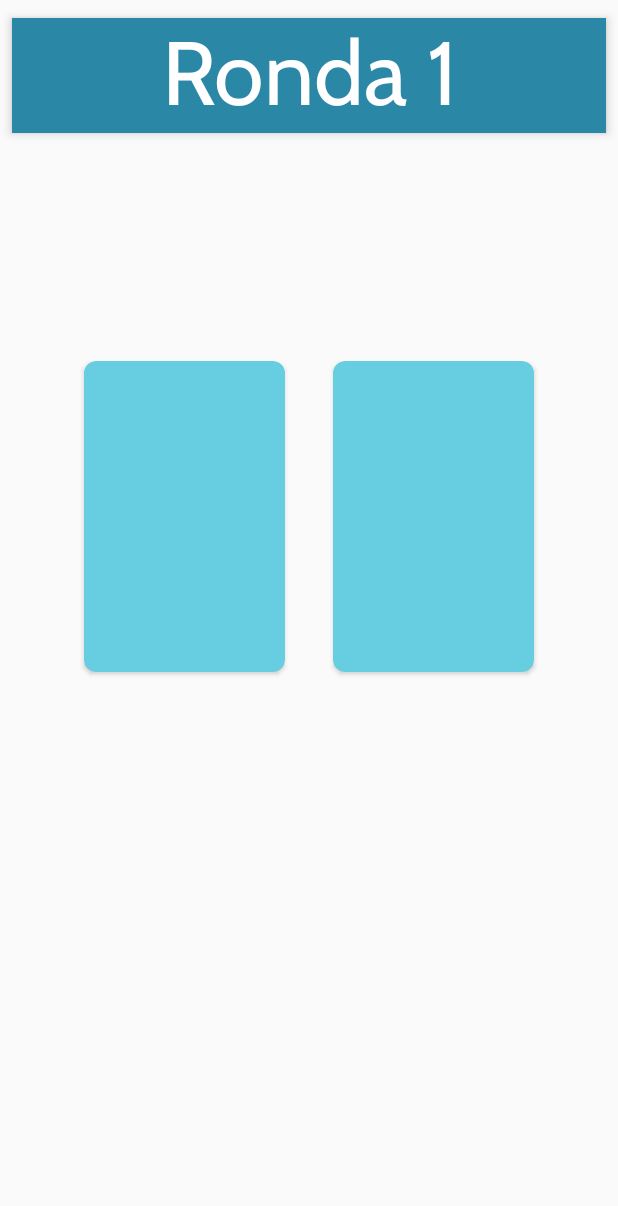
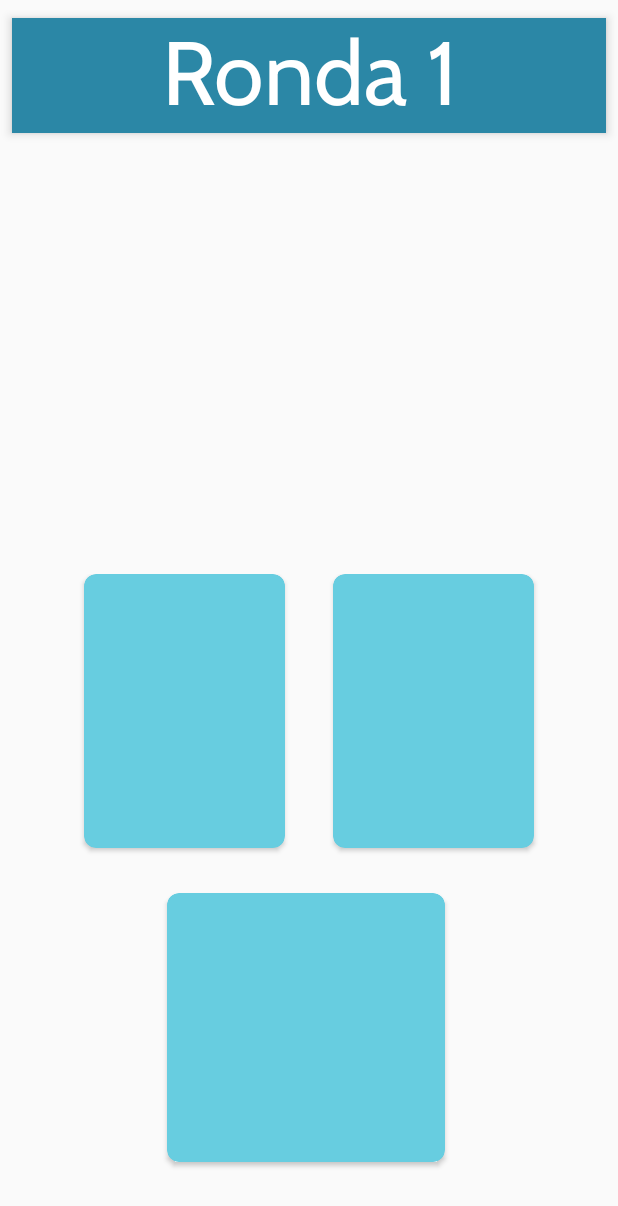
Before and after one commit to johnArdilaC/Spunky_kotlin, an Android app: the PreguntaActivity screen opened directly, with no data from a screen before it, on a phone screen of 412 x 824 dp. Shown: the top 1206 px of the screen. Run offline under Robolectric (Android 15) with nearby library versions, the phone set to English and light mode, and no system bars; our stand-ins replace Firebase (no records; nobody signed in at launch, a user with empty details on screens opened directly); 3 statements that could not run were skipped.

Commit message:
ajustes relaitve layout

```diff
--- a/app/src/main/java/com/ppg/spunky_kotlin/EnviarRetoActivity.java
+++ b/app/src/main/java/com/ppg/spunky_kotlin/EnviarRetoActivity.java
@@ -16,6 +16,7 @@ import android.support.v7.app.AlertDialog;
 import android.support.v7.app.AppCompatActivity;
 import android.util.Log;
 import android.view.View;
+import android.view.WindowManager;
 import android.widget.Button;
 import android.widget.EditText;
 import android.widget.Toast;
@@ -28,6 +29,8 @@ public class EnviarRetoActivity extends AppCompatActivity {
     @Override
     public void onCreate(@Nullable Bundle savedInstanceState) {
         super.onCreate(savedInstanceState);
+        getWindow().setSoftInputMode(
+                WindowManager.LayoutParams.SOFT_INPUT_STATE_ALWAYS_HIDDEN);
         setContentView(R.layout.activity_retoenviado);
         findViewById();
         implementListeners();
--- a/app/src/main/java/com/ppg/spunky_kotlin/PreguntaActivity.kt
+++ b/app/src/main/java/com/ppg/spunky_kotlin/PreguntaActivity.kt
@@ -170,7 +170,6 @@ class PreguntaActivity : AppCompatActivity(), View.OnClickListener, SensorEventL
         val preguntasSiguientes = IntArray(preguntas.size - 1)
 
         val extras = Bundle()
-        extras.putIntArray(EscogerGrupoActivity.Constants.PREGUNTAS, preguntasSiguientes)
         extras.putInt(EscogerGrupoActivity.Constants.PUNTAJE, puntaje)
 
         if (preguntas.size > 1) {
@@ -178,6 +177,7 @@ class PreguntaActivity : AppCompatActivity(), View.OnClickListener, SensorEventL
                 preguntasSiguientes[i - 1] = preguntas[i]
             }
             val intent = Intent(this, PreguntaActivity::class.java)
+            extras.putIntArray(EscogerGrupoActivity.Constants.PREGUNTAS, preguntasSiguientes)
             intent.putExtras(extras)
             startActivity(intent)
             finish()
@@ -292,12 +292,12 @@ class PreguntaActivity : AppCompatActivity(), View.OnClickListener, SensorEventL
                 }
             } else {
                 val r = Math.round(Math.toDegrees(Math.atan2(g[0], g[1]))).toInt()
-                    if (r < -5 ) {
+                    if (r < -8 ) {
                         println("Tilt right $inclination $r $x  $y $z")
                         validar(card_b)
                         mSensorManager!!.unregisterListener(this)
                     }
-                    if (r > 7) {
+                    if (r > 8) {
                         println("Tilt left $inclination  $r $x  $y $z")
                         validar(card_a)
                         mSensorManager!!.unregisterListener(this)
--- a/app/src/main/java/com/ppg/spunky_kotlin/ResultadosActivity.kt
+++ b/app/src/main/java/com/ppg/spunky_kotlin/ResultadosActivity.kt
@@ -19,7 +19,6 @@ class ResultadosActivity : AppCompatActivity() {
     private var prefs: SharedPreferences? = null
 
     private var hayGiro: Boolean = false
-
 
     override fun onCreate(savedInstanceState: Bundle?) {
         super.onCreate(savedInstanceState)
@@ -50,9 +49,6 @@ class ResultadosActivity : AppCompatActivity() {
             val intent = Intent(this, EnviarRetoActivity::class.java)
             startActivity(intent)
         }
-
-
-
     }
 
     fun verificarGiro()
--- a/app/src/main/java/com/ppg/spunky_kotlin/UnirseBlueActivity.java
+++ b/app/src/main/java/com/ppg/spunky_kotlin/UnirseBlueActivity.java
@@ -59,8 +59,8 @@ public class UnirseBlueActivity extends AppCompatActivity {
         setContentView(R.layout.activity_unirseblue);
         blueAdapter = BluetoothAdapter.getDefaultAdapter();
         findViewById();
-        //getWindow().setSoftInputMode(
-          //      WindowManager.LayoutParams.SOFT_INPUT_STATE_ALWAYS_HIDDEN);
+        getWindow().setSoftInputMode(
+                WindowManager.LayoutParams.SOFT_INPUT_STATE_ALWAYS_HIDDEN);
             if(!blueAdapter.isEnabled()){
                 Intent enableIntent=new Intent(BluetoothAdapter.ACTION_REQUEST_ENABLE);
                 startActivityForResult(enableIntent,REQUEST_ENABLE_BLUE);
@@ -70,7 +70,6 @@ public class UnirseBlueActivity extends AppCompatActivity {
     }
 
     private void implementListeners() {
-        System.out.println("ENTRA A IMPLEMENT LISTENERS");
 
         listDevices.setOnClickListener(new View.OnClickListener() {
             @Override
@@ -79,7 +78,6 @@ public class UnirseBlueActivity extends AppCompatActivity {
                 String[] strings= new String[bt.size()];
                 btArray=new  BluetoothDevice[bt.size()];
                 int index=0;
-                System.out.println("ENTRA A LIST DEVICES");
                 Log.e("LIST DEVICES ", "HELP");
                 if(bt.size()>0){
                     for (BluetoothDevice device: bt){
--- a/app/src/main/res/layout/activity_pregunta.xml
+++ b/app/src/main/res/layout/activity_pregunta.xml
@@ -33,62 +33,43 @@
         android:id="@+id/LPregunta"
         android:layout_width="0dp"
         android:layout_height="0dp"
-        android:layout_marginBottom="650dp"
+        android:layout_marginBottom="50dp"
         android:layout_marginEnd="8dp"
         android:layout_marginStart="8dp"
         android:layout_marginTop="70dp"
         android:fontFamily="@font/cabin"
-        android:gravity="center_vertical|end"
         android:textAlignment="center"
         android:textColor="@color/colorBlack"
-        android:textSize="59sp"
-        app:layout_constraintBottom_toBottomOf="parent"
+        android:textSize="40sp"
+        app:layout_constraintBottom_toTopOf="@id/guideline3"
         app:layout_constraintEnd_toEndOf="parent"
-        app:layout_constraintHorizontal_bias="0.0"
+        app:layout_constraintHorizontal_bias="0.5"
         app:layout_constraintStart_toStartOf="parent"
-        app:layout_constraintTop_toBottomOf="@+id/LRonda" />
 
+        app:layout_constraintTop_toBottomOf="@+id/LRonda"
+        app:layout_constraintVertical_bias="0.3" />
 
-    <!-- Row 2 -->
-
-    <!-- Column 1 -->
-    <com.ppg.spunky_kotlin.cardview.CheckableCardView
-        android:id="@+id/card_c"
-        android:layout_width="354dp"
-        android:layout_height="199dp"
-        android:layout_marginBottom="101dp"
-        android:layout_marginEnd="384dp"
-        android:layout_marginStart="384dp"
-        android:layout_marginTop="40dp"
-        android:foreground="?android:attr/selectableItemBackground"
-        android:tag="c"
-        app:cardCornerRadius="8dp"
-        app:cardElevation="2dp"
-        app:layout_constraintBottom_toBottomOf="parent"
-        app:layout_constraintEnd_toEndOf="parent"
-        app:layout_constraintStart_toStartOf="parent"
-        app:layout_constraintTop_toBottomOf="@+id/groupGrid" />
 
     <GridLayout
         android:id="@+id/groupGrid"
         android:layout_width="0dp"
-        android:layout_height="223dp"
-        android:layout_marginBottom="32dp"
+        android:layout_height="0dp"
+        android:layout_marginBottom="12dp"
         android:layout_marginEnd="40dp"
         android:layout_marginStart="40dp"
-        android:layout_marginTop="8dp"
+        android:layout_marginTop="12dp"
         android:layout_weight="8"
         android:alignmentMode="alignMargins"
         android:columnCount="2"
         android:columnOrderPreserved="false"
         android:padding="0dp"
         android:rowCount="1"
-        app:layout_constraintBottom_toBottomOf="parent"
+        app:layout_constraintBottom_toTopOf="@id/guideline1"
         app:layout_constraintEnd_toEndOf="parent"
         app:layout_constraintHorizontal_bias="0.0"
         app:layout_constraintStart_toStartOf="parent"
-        app:layout_constraintTop_toBottomOf="@+id/LPregunta"
-        app:layout_constraintVertical_bias="0.152">
+        app:layout_constraintTop_toBottomOf="@+id/guideline3"
+        app:layout_constraintVertical_bias="0.3">
 
         <!-- Row 1 -->
 
@@ -106,7 +87,6 @@
             android:tag="a"
             app:cardCornerRadius="8dp"
             app:cardElevation="2dp"
-
             />
 
         <!-- Column 2 -->
@@ -141,4 +121,64 @@
             app:cardElevation="2dp" />-->
 
 
+    <!-- Row 2 -->
+
+    <!-- Column 1 -->
+    <com.ppg.spunky_kotlin.cardview.CheckableCardView
+        android:id="@+id/card_c"
+        android:layout_width="0dp"
+        android:layout_height="0dp"
+        android:layout_marginBottom="8dp"
+        android:layout_marginTop="2dp"
+        android:layout_marginRight="0dp"
+        android:layout_marginLeft="0dp"
+        android:foreground="?android:attr/selectableItemBackground"
+        android:tag="c"
+        app:cardCornerRadius="8dp"
+        app:cardElevation="2dp"
+        app:layout_constraintBottom_toTopOf="@+id/guideline2"
+        app:layout_constraintEnd_toStartOf="@id/guideline5"
+        app:layout_constraintStart_toStartOf="@id/guideline4"
+
+        app:layout_constraintHorizontal_bias="0.5"
+        app:layout_constraintTop_toBottomOf="@+id/guideline1" />
+
+    <android.support.constraint.Guideline
+        android:id="@+id/guideline1"
+        android:layout_width="1dp"
+        android:layout_height="wrap_content"
+        android:orientation="horizontal"
+        app:layout_constraintGuide_percent="0.72" />
+
+    <android.support.constraint.Guideline
+        android:id="@+id/guideline2"
+        android:layout_width="1dp"
+        android:layout_height="wrap_content"
+        android:orientation="horizontal"
+        app:layout_constraintGuide_percent="0.95" />
+
+    <android.support.constraint.Guideline
+        android:id="@+id/guideline3"
+        android:layout_width="1dp"
+        android:layout_height="wrap_content"
+        android:orientation="horizontal"
+        app:layout_constraintGuide_percent="0.45" />
+
+    <android.support.constraint.Guideline
+        android:id="@+id/guideline4"
+        android:layout_width="1dp"
+        android:layout_height="wrap_content"
+        android:orientation="vertical"
+        app:layout_constraintGuide_percent="0.27" />
+
+    <android.support.constraint.Guideline
+        android:id="@+id/guideline5"
+        android:layout_width="1dp"
+        android:layout_height="wrap_content"
+        android:orientation="vertical"
+        app:layout_constraintGuide_percent="0.72" />
+
+
+
+
 </android.support.constraint.ConstraintLayout>
--- a/app/src/main/res/layout/activity_record_memory.xml
+++ b/app/src/main/res/layout/activity_record_memory.xml
@@ -55,7 +55,7 @@
         android:id="@+id/btnexit"
         android:layout_width="374dp"
         android:layout_height="70dp"
-        android:text="@string/salir"
+        android:text="@string/btn_volver_jugar"
         android:background="@color/colorPrimaryDark"
         app:layout_constraintBottom_toBottomOf="parent"
         app:layout_constraintEnd_toEndOf="parent"
--- a/app/src/main/res/layout/checkable_card_view.xml
+++ b/app/src/main/res/layout/checkable_card_view.xml
@@ -27,7 +27,7 @@
             android:fontFamily="@font/cabin"
             android:textAlignment="center"
             android:textColor="@android:color/black"
-            android:textSize="40sp"
+            android:textSize="30sp"
              />
 
     </LinearLayout>
```
Also changed, not shown: app/src/main/java/com/ppg/spunky_kotlin/AnadirJugadoresActivity.kt (+25 -24 lines), app/src/main/java/com/ppg/spunky_kotlin/ElegirJuegoActivity.kt (+8 -5 lines), app/src/main/java/com/ppg/spunky_kotlin/MainActivity.kt (+16 -4 lines), app/src/main/java/com/ppg/spunky_kotlin/UnirseActivity.kt (+17 -21 lines), app/src/main/res/layout/activity_anadir_jugadores.xml (+4 -4 lines), app/src/main/res/layout/activity_elegir_juego.xml (+13 -14 lines), app/src/main/res/layout/activity_escoger_grupo.xml (+82 -53 lines), app/src/main/res/layout/activity_main.xml (+72 -49 lines), app/src/main/res/layout/activity_resultados.xml (+8 -7 lines), app/src/main/res/layout/activity_retoenviado.xml (+8 -5 lines), app/src/main/res/layout/activity_retoenviado_giroscopio.xml (+4 -4 lines), app/src/main/res/values/strings.xml (+8 -0 lines), app/src/main/res/drawable/arrowphone.png (added).
